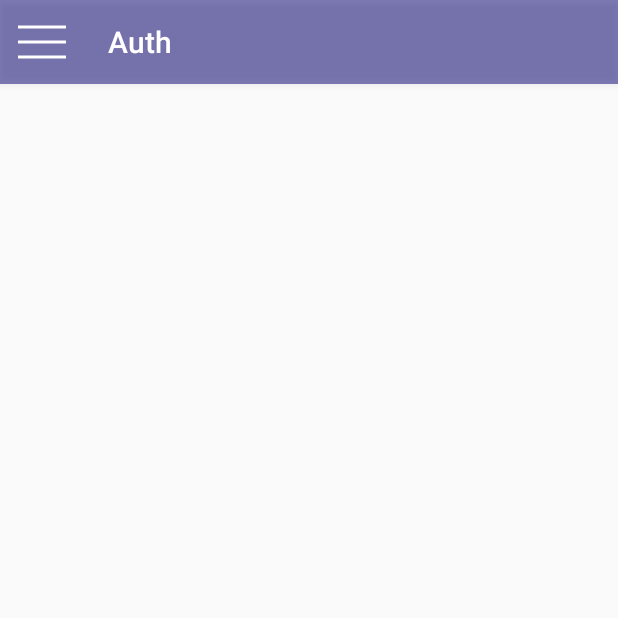
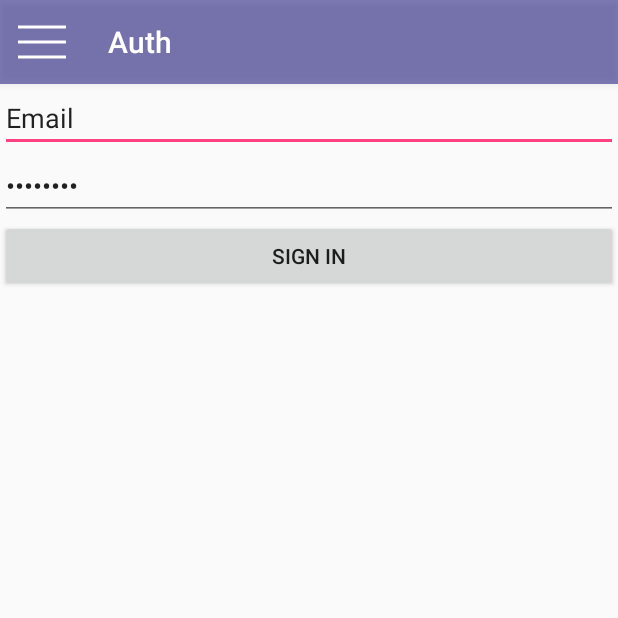
Before and after one commit to mrGhosd/Estudy-Android, an Android app: the AuthorizationActivity screen opened directly, with no data from a screen before it, on a phone screen of 412 x 824 dp, the top half of it. Run offline under Robolectric (Android 15) with nearby library versions, the phone set to English and light mode, and no system bars; our stand-ins replace CircleImageView; 6 statements that could not run were skipped.

Commit message:
move initialization of retrofit from users list activity to uapi requester class and implement a authorization fragment

```diff
--- a/app/src/main/java/com/example/vsokoltsov/estudy/util/ApiRequester.java
+++ b/app/src/main/java/com/example/vsokoltsov/estudy/util/ApiRequester.java
@@ -1,10 +1,19 @@
 package com.example.vsokoltsov.estudy.util;
+
+import java.io.IOException;
+import java.util.Locale;
+
+import okhttp3.Interceptor;
+import okhttp3.OkHttpClient;
+import okhttp3.Request;
+import retrofit2.Retrofit;
+import retrofit2.converter.jackson.JacksonConverterFactory;
 
 /**
  * Created by vsokoltsov on 11.03.16.
  */
 public class ApiRequester {
-    private static final String APP_HOST = "http://02a6545a.ngrok.io";
+    private static final String APP_HOST = "http://a0e4b993.ngrok.io";
     private static final String API_VERSION = "v0/";
     public static final String API_ADDRESS = APP_HOST + "/api/" + API_VERSION;
 
@@ -20,8 +29,29 @@ public class ApiRequester {
         return APP_HOST + url;
     }
 
-//    public RestAdapter getRestAdapter() {
-//        return new RestAdapter.Builder().setLogLevel(RestAdapter.LogLevel.FULL).setEndpoint(ApiRequester.API_ADDRESS)
-//                .setClient(new OkClient(new OkHttpClient())).build();
-//    }
+
+    private OkHttpClient okHttpClient() {
+        OkHttpClient httpClientWLogging = new OkHttpClient.Builder().addInterceptor(new Interceptor() {
+            @Override
+            public okhttp3.Response intercept(Chain chain) throws IOException {
+                String locale = Locale.getDefault().getLanguage();
+                Request request = chain.request().newBuilder()
+                        .addHeader("locale", locale).build();
+                return chain.proceed(request);
+            }
+        }).build();
+        return httpClientWLogging;
+    }
+
+    public Retrofit getRestAdapter() {
+        OkHttpClient client = this.okHttpClient();
+
+        Retrofit retrofit = new Retrofit.Builder()
+                .baseUrl(ApiRequester.API_ADDRESS)
+                .addConverterFactory(JacksonConverterFactory.create())
+                .client(client)
+                .build();
+        return retrofit;
+
+    }
 }
--- a/app/src/main/java/com/example/vsokoltsov/estudy/views/UsersListActivity.java
+++ b/app/src/main/java/com/example/vsokoltsov/estudy/views/UsersListActivity.java
@@ -15,20 +15,13 @@ import com.example.vsokoltsov.estudy.models.UsersList;
 import com.example.vsokoltsov.estudy.util.ApiRequester;
 import com.example.vsokoltsov.estudy.views.navigation.NavigationDrawer;
 
-import java.io.IOException;
 import java.util.ArrayList;
 import java.util.List;
-import java.util.Locale;
 
-import okhttp3.Interceptor;
-import okhttp3.OkHttpClient;
-import okhttp3.Request;
-import okhttp3.logging.HttpLoggingInterceptor;
 import retrofit2.Call;
 import retrofit2.Callback;
 import retrofit2.Response;
 import retrofit2.Retrofit;
-import retrofit2.converter.jackson.JacksonConverterFactory;
 
 
 public class UsersListActivity extends ActionBarActivity {
@@ -63,25 +56,7 @@ public class UsersListActivity extends ActionBarActivity {
     }
 
     private void loadUsersList() {
-        HttpLoggingInterceptor logging = new HttpLoggingInterceptor();
-        // set your desired log level
-        OkHttpClient client = new OkHttpClient();
-        logging.setLevel(HttpLoggingInterceptor.Level.BODY);
-        OkHttpClient httpClientWLogging = new OkHttpClient.Builder().addInterceptor(new Interceptor() {
-            @Override
-            public okhttp3.Response intercept(Chain chain) throws IOException {
-                String locale = Locale.getDefault().getLanguage();
-                Request request = chain.request().newBuilder()
-                        .addHeader("locale", locale).build();
-                return chain.proceed(request);
-            }
-        }).build();
-
-        Retrofit retrofit = new Retrofit.Builder()
-                .baseUrl(ApiRequester.API_ADDRESS)
-                .addConverterFactory(JacksonConverterFactory.create())
-                .client(httpClientWLogging)
-                .build();
+        Retrofit retrofit = api.getRestAdapter();
         UserApi service = retrofit.create(UserApi.class);
         service.loadUsers().enqueue(new Callback<UsersList>() {
             @Override
--- a/app/src/main/java/com/example/vsokoltsov/estudy/views/authorization/AuthorizationActivity.java
+++ b/app/src/main/java/com/example/vsokoltsov/estudy/views/authorization/AuthorizationActivity.java
@@ -23,5 +23,10 @@ public class AuthorizationActivity extends ActionBarActivity {
         drawerLayout = (DrawerLayout) findViewById(R.id.drawer_layout);
         mNavigationDrawerFragment = (NavigationDrawer) fragmentManager.findFragmentById(R.id.navigation_drawer);
         mNavigationDrawerFragment.setUp(R.id.navigation_drawer, drawerLayout);
+
+        android.support.v4.app.FragmentTransaction fragmentTransaction = fragmentManager.beginTransaction();
+        SignInFragment fragment = new SignInFragment();
+        fragmentTransaction.add(R.id.auth_fragment, fragment);
+        fragmentTransaction.commit();
     }
 }
--- /dev/null
+++ b/app/src/main/java/com/example/vsokoltsov/estudy/views/authorization/SignInFragment.java
@@ -0,0 +1,42 @@
+package com.example.vsokoltsov.estudy.views.authorization;
+
+import android.os.Bundle;
+import android.support.v4.app.Fragment;
+import android.view.LayoutInflater;
+import android.view.View;
+import android.view.ViewGroup;
+import android.widget.Button;
+import android.widget.EditText;
+
+import com.example.vsokoltsov.estudy.R;
+
+/**
+ * Created by vsokoltsov on 14.03.16.
+ */
+public class SignInFragment extends Fragment {
+    private EditText emailField;
+    private EditText passwordField;
+    private Button signInButton;
+    private View fragmentView;
+    @Override
+    public void onCreate(Bundle savedInstanceState) {
+        super.onCreate(savedInstanceState);
+    }
+
+    @Override
+    public View onCreateView(LayoutInflater inflater, ViewGroup container,
+                             Bundle savedInstanceState) {
+        // Inflate the layout for this fragment
+        fragmentView = inflater.inflate(R.layout.authorization_fragment, container, false);
+        emailField = (EditText) fragmentView.findViewById(R.id.emailField);
+        passwordField= (EditText) fragmentView.findViewById(R.id.passwordField);
+        Button signInButton = (Button) fragmentView.findViewById(R.id.signInButton);
+        signInButton.setOnClickListener(new View.OnClickListener() {
+            @Override
+            public void onClick(View v) {
+//                signIn(v);
+            }
+        });
+        return fragmentView;
+    }
+}
--- a/app/src/main/res/layout/authorization_activity.xml
+++ b/app/src/main/res/layout/authorization_activity.xml
@@ -5,6 +5,11 @@
     android:layout_width="match_parent"
     android:layout_height="match_parent"
     tools:context=".views.UsersListActivity">
+
+    <FrameLayout
+        android:id="@+id/auth_fragment"
+        android:layout_width="match_parent"
+        android:layout_height="wrap_content" />
 
 
     <fragment android:id="@+id/navigation_drawer"
--- /dev/null
+++ b/app/src/main/res/layout/authorization_fragment.xml
@@ -0,0 +1,26 @@
+<?xml version="1.0" encoding="utf-8"?>
+<LinearLayout
+    xmlns:android="http://schemas.android.com/apk/res/android"
+    android:orientation="vertical"
+    android:layout_width="match_parent"
+    android:layout_height="match_parent">
+
+    <EditText
+        android:layout_width="match_parent"
+        android:layout_height="wrap_content"
+        android:text="Email"
+        android:inputType="textEmailAddress"
+        android:id="@+id/emailField"/>
+    <EditText
+        android:layout_width="match_parent"
+        android:layout_height="wrap_content"
+        android:text="Password"
+        android:inputType="textPassword"
+        android:id="@+id/passwordField"/>
+    <Button
+        android:layout_width="match_parent"
+        android:layout_height="wrap_content"
+        android:text="Sign in"
+        android:id="@+id/signInButton"/>
+
+</LinearLayout>
```
